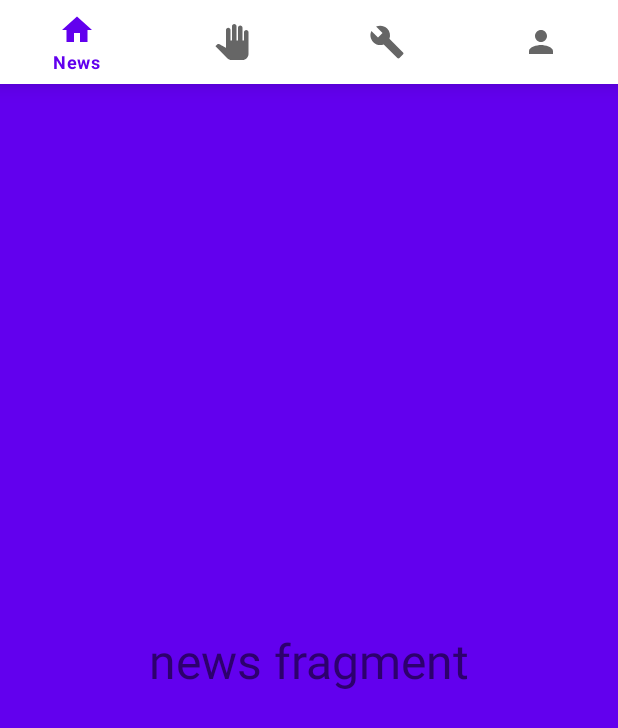
After one commit to antonercool/Mobile-App-Exam, an Android app: the MasterNavigatorActivity screen opened directly, with no data from a screen before it, on a phone screen of 412 x 824 dp. The commit adds this screen. Shown: the top 728 px of the screen. Run offline under Robolectric (Android 15) with nearby library versions, the phone set to English and light mode, and no system bars.

Commit message:
Added Menu with 4 items + 4 frags + navigation

```diff
--- /dev/null
+++ b/app/src/main/java/dk/au/mad21fall/assignment/sousvideentusiaster/MasterNavigator/Fragments/News.java
@@ -0,0 +1,26 @@
+package dk.au.mad21fall.assignment.sousvideentusiaster.MasterNavigator.Fragments;
+
+import android.os.Bundle;
+import android.view.LayoutInflater;
+import android.view.View;
+import android.view.ViewGroup;
+
+import androidx.annotation.NonNull;
+import androidx.annotation.Nullable;
+import androidx.fragment.app.Fragment;
+
+import dk.au.mad21fall.assignment.sousvideentusiaster.R;
+
+public class News extends Fragment {
+
+
+    public static News newInstance(){
+        return new News();
+    }
+
+    @Nullable
+    @Override
+    public View onCreateView(@NonNull LayoutInflater inflater, @Nullable ViewGroup container, @Nullable Bundle savedInstanceState) {
+        return inflater.inflate(R.layout.news_fragment, container, false);
+    }
+}
--- /dev/null
+++ b/app/src/main/java/dk/au/mad21fall/assignment/sousvideentusiaster/MasterNavigator/MasterNavigatorActivity.java
@@ -0,0 +1,73 @@
+package dk.au.mad21fall.assignment.sousvideentusiaster.MasterNavigator;
+
+import androidx.annotation.NonNull;
+import androidx.appcompat.app.AppCompatActivity;
+import androidx.fragment.app.Fragment;
+
+import android.os.Bundle;
+import android.view.MenuItem;
+
+import com.google.android.material.bottomnavigation.BottomNavigationView;
+
+import dk.au.mad21fall.assignment.sousvideentusiaster.MasterNavigator.Fragments.Flex;
+import dk.au.mad21fall.assignment.sousvideentusiaster.MasterNavigator.Fragments.News;
+import dk.au.mad21fall.assignment.sousvideentusiaster.MasterNavigator.Fragments.Profile;
+import dk.au.mad21fall.assignment.sousvideentusiaster.MasterNavigator.Fragments.Question;
+import dk.au.mad21fall.assignment.sousvideentusiaster.R;
+
+public class MasterNavigatorActivity extends AppCompatActivity {
+
+    BottomNavigationView menuNavigator;
+
+    @Override
+    protected void onCreate(Bundle savedInstanceState) {
+        super.onCreate(savedInstanceState);
+        setContentView(R.layout.activity_master_navigator);
+
+        if (savedInstanceState == null){
+            getSupportFragmentManager()
+                    .beginTransaction()
+                    .replace(R.id.fragment_container, News.newInstance(), null
+                    )
+                    .commitNow();
+        }
+
+        setUpUiElements();
+    }
+
+    private void setUpUiElements(){
+        menuNavigator = findViewById(R.id.menu_navigator);
+
+        menuNavigator.setOnNavigationItemSelectedListener(menu_listener);
+    }
+
+    private BottomNavigationView.OnNavigationItemSelectedListener menu_listener =
+            new BottomNavigationView.OnNavigationItemSelectedListener() {
+                @Override
+                public boolean onNavigationItemSelected(@NonNull MenuItem item) {
+                    Fragment selectedFragment = null;
+                    switch (item.getItemId()){
+                        case R.id.flex_item:
+                            selectedFragment =  new Flex();
+                            break;
+                        case R.id.news_item:
+                            selectedFragment =  new News();
+                            break;
+                        case R.id.profile_item:
+                            selectedFragment =  new Profile();
+                            break;
+                        case R.id.question_item:
+                            selectedFragment =  new Question();
+                            break;
+                        default:
+                            break;
+                    }
+
+                    getSupportFragmentManager().beginTransaction().replace(R.id.fragment_container,
+                            selectedFragment).commitNow();
+
+                    // return true to indicate we want to clicked item to be selected
+                    return true;
+                }
+            };
+}
--- /dev/null
+++ b/app/src/main/res/drawable/flex_icon.xml
@@ -0,0 +1,10 @@
+<vector xmlns:android="http://schemas.android.com/apk/res/android"
+    android:width="24dp"
+    android:height="24dp"
+    android:viewportWidth="24"
+    android:viewportHeight="24"
+    android:tint="?attr/colorControlNormal">
+  <path
+      android:fillColor="@android:color/white"
+      android:pathData="M23,5.5V20c0,2.2 -1.8,4 -4,4h-7.3c-1.08,0 -2.1,-0.43 -2.85,-1.19L1,14.83c0,0 1.26,-1.23 1.3,-1.25c0.22,-0.19 0.49,-0.29 0.79,-0.29c0.22,0 0.42,0.06 0.6,0.16C3.73,13.46 8,15.91 8,15.91V4c0,-0.83 0.67,-1.5 1.5,-1.5S11,3.17 11,4v7h1V1.5C12,0.67 12.67,0 13.5,0S15,0.67 15,1.5V11h1V2.5C16,1.67 16.67,1 17.5,1S19,1.67 19,2.5V11h1V5.5C20,4.67 20.67,4 21.5,4S23,4.67 23,5.5z"/>
+</vector>
--- /dev/null
+++ b/app/src/main/res/drawable/home_icon.xml
@@ -0,0 +1,10 @@
+<vector xmlns:android="http://schemas.android.com/apk/res/android"
+    android:width="24dp"
+    android:height="24dp"
+    android:viewportWidth="24"
+    android:viewportHeight="24"
+    android:tint="?attr/colorControlNormal">
+  <path
+      android:fillColor="@android:color/white"
+      android:pathData="M10,20v-6h4v6h5v-8h3L12,3 2,12h3v8z"/>
+</vector>
--- /dev/null
+++ b/app/src/main/res/drawable/profile_icon.xml
@@ -0,0 +1,10 @@
+<vector xmlns:android="http://schemas.android.com/apk/res/android"
+    android:width="24dp"
+    android:height="24dp"
+    android:viewportWidth="24"
+    android:viewportHeight="24"
+    android:tint="?attr/colorControlNormal">
+  <path
+      android:fillColor="@android:color/white"
+      android:pathData="M12,12c2.21,0 4,-1.79 4,-4s-1.79,-4 -4,-4 -4,1.79 -4,4 1.79,4 4,4zM12,14c-2.67,0 -8,1.34 -8,4v2h16v-2c0,-2.66 -5.33,-4 -8,-4z"/>
+</vector>
--- /dev/null
+++ b/app/src/main/res/drawable/questionmark_icon.xml
@@ -0,0 +1,10 @@
+<vector xmlns:android="http://schemas.android.com/apk/res/android"
+    android:width="24dp"
+    android:height="24dp"
+    android:viewportWidth="24"
+    android:viewportHeight="24"
+    android:tint="?attr/colorControlNormal">
+  <path
+      android:fillColor="@android:color/white"
+      android:pathData="M22.7,19l-9.1,-9.1c0.9,-2.3 0.4,-5 -1.5,-6.9 -2,-2 -5,-2.4 -7.4,-1.3L9,6 6,9 1.6,4.7C0.4,7.1 0.9,10.1 2.9,12.1c1.9,1.9 4.6,2.4 6.9,1.5l9.1,9.1c0.4,0.4 1,0.4 1.4,0l2.3,-2.3c0.5,-0.4 0.5,-1.1 0.1,-1.4z"/>
+</vector>
--- /dev/null
+++ b/app/src/main/res/layout/activity_master_navigator.xml
@@ -0,0 +1,28 @@
+<?xml version="1.0" encoding="utf-8"?>
+<androidx.constraintlayout.widget.ConstraintLayout xmlns:android="http://schemas.android.com/apk/res/android"
+    xmlns:app="http://schemas.android.com/apk/res-auto"
+    xmlns:tools="http://schemas.android.com/tools"
+    android:id="@+id/navigation_menu"
+    android:layout_width="match_parent"
+    android:layout_height="match_parent"
+    tools:context=".MasterNavigator.MasterNavigatorActivity">
+
+
+    <com.google.android.material.bottomnavigation.BottomNavigationView
+        android:id="@+id/menu_navigator"
+        android:layout_width="match_parent"
+        android:layout_height="0dp"
+        app:layout_constraintEnd_toEndOf="parent"
+        app:layout_constraintTop_toTopOf="parent"
+        app:menu="@menu/master_navigator_menu" />
+
+    <FrameLayout
+        android:id="@+id/fragment_container"
+        android:layout_width="0dp"
+        android:layout_height="0dp"
+        app:layout_constraintBottom_toBottomOf="parent"
+        app:layout_constraintEnd_toEndOf="parent"
+        app:layout_constraintStart_toStartOf="parent"
+        app:layout_constraintTop_toBottomOf="@+id/menu_navigator" />
+
+</androidx.constraintlayout.widget.ConstraintLayout>
--- /dev/null
+++ b/app/src/main/res/layout/news_fragment.xml
@@ -0,0 +1,20 @@
+<?xml version="1.0" encoding="utf-8"?>
+<androidx.constraintlayout.widget.ConstraintLayout xmlns:android="http://schemas.android.com/apk/res/android"
+    xmlns:app="http://schemas.android.com/apk/res-auto"
+    android:id="@+id/news_fragment"
+    android:layout_width="match_parent"
+    android:layout_height="match_parent"
+    android:background="@color/purple_500">
+
+
+    <TextView
+        android:layout_width="wrap_content"
+        android:layout_height="wrap_content"
+        android:text="news fragment"
+        android:textSize="32sp"
+        app:layout_constraintBottom_toBottomOf="parent"
+        app:layout_constraintEnd_toEndOf="parent"
+        app:layout_constraintStart_toStartOf="parent"
+        app:layout_constraintTop_toTopOf="parent" />
+
+</androidx.constraintlayout.widget.ConstraintLayout>
--- /dev/null
+++ b/app/src/main/res/menu/master_navigator_menu.xml
@@ -0,0 +1,22 @@
+<?xml version="1.0" encoding="utf-8"?>
+<menu xmlns:android="http://schemas.android.com/apk/res/android">
+    <item
+        android:id="@+id/news_item"
+        android:icon="@drawable/home_icon"
+        android:title="News" />
+
+    <item
+        android:id="@+id/flex_item"
+        android:icon="@drawable/flex_icon"
+        android:title="Show and tell" />
+
+    <item
+        android:id="@+id/question_item"
+        android:icon="@drawable/questionmark_icon"
+        android:title="Questions" />
+
+    <item
+        android:id="@+id/profile_item"
+        android:icon="@drawable/profile_icon"
+        android:title="Profile"/>
+</menu>
--- a/app/src/main/res/values-night/themes.xml
+++ b/app/src/main/res/values-night/themes.xml
@@ -1,6 +1,6 @@
 <resources xmlns:tools="http://schemas.android.com/tools">
     <!-- Base application theme. -->
-    <style name="Theme.SousVideEntusiaster" parent="Theme.MaterialComponents.DayNight.DarkActionBar">
+    <style name="Theme.SousVideEntusiaster" parent="Theme.MaterialComponents.DayNight.NoActionBar">
         <!-- Primary brand color. -->
         <item name="colorPrimary">@color/purple_200</item>
         <item name="colorPrimaryVariant">@color/purple_700</item>
--- a/app/src/main/res/values/themes.xml
+++ b/app/src/main/res/values/themes.xml
@@ -1,6 +1,6 @@
 <resources xmlns:tools="http://schemas.android.com/tools">
     <!-- Base application theme. -->
-    <style name="Theme.SousVideEntusiaster" parent="Theme.MaterialComponents.DayNight.DarkActionBar">
+    <style name="Theme.SousVideEntusiaster" parent="Theme.MaterialComponents.DayNight.NoActionBar">
         <!-- Primary brand color. -->
         <item name="colorPrimary">@color/purple_500</item>
         <item name="colorPrimaryVariant">@color/purple_700</item>
```
Also changed, not shown: app/src/main/AndroidManifest.xml (+10 -1 lines), app/src/main/java/dk/au/mad21fall/assignment/sousvideentusiaster/MasterNavigator/Fragments/Flex.java (added, +21 -0 lines), app/src/main/java/dk/au/mad21fall/assignment/sousvideentusiaster/MasterNavigator/Fragments/Profile.java (added, +21 -0 lines), app/src/main/java/dk/au/mad21fall/assignment/sousvideentusiaster/MasterNavigator/Fragments/Question.java (added, +21 -0 lines), app/src/main/res/layout/flex_fragment.xml (added, +21 -0 lines), app/src/main/res/layout/profile_fragment.xml (added, +21 -0 lines), app/src/main/res/layout/question_fragment.xml (added, +21 -0 lines).
